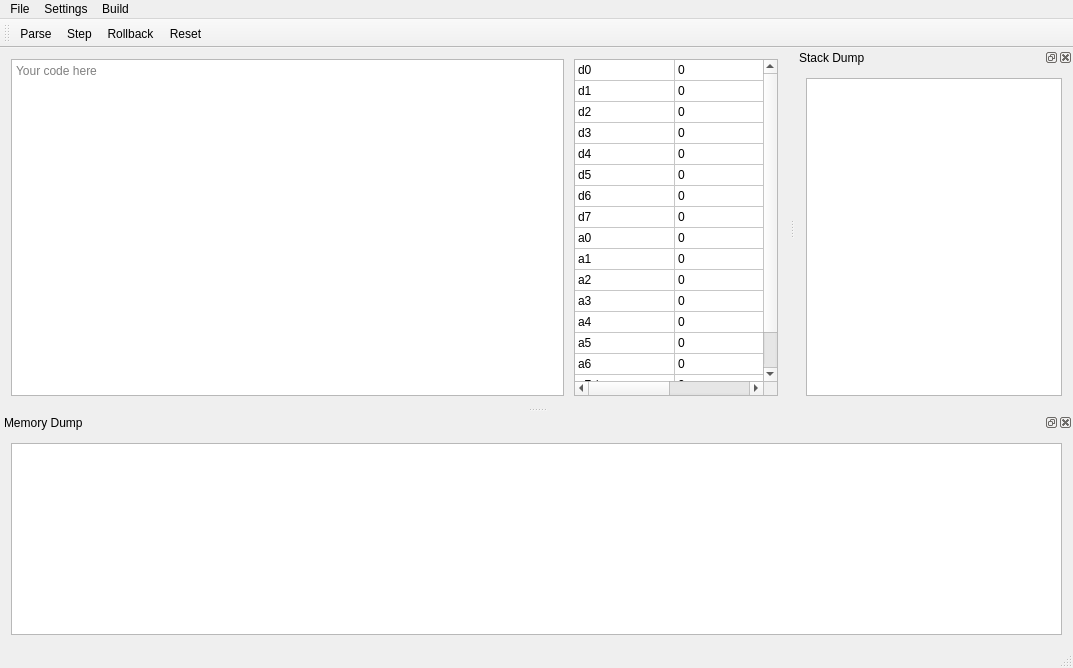
andry-dev/momiji, file momiji-qt/src/mainwindow.ui: the form before one commit.
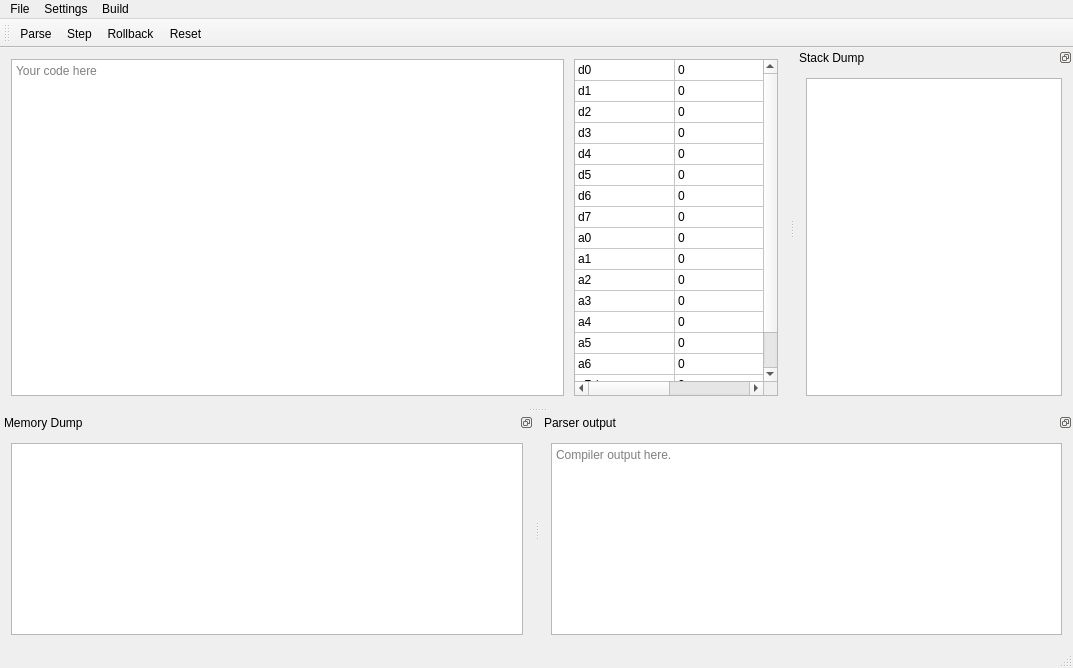
The form after the commit.

Commit message: momiji-qt: Add "build output" dock to see errors generated from the parser

Diff of the .ui file:
```diff
--- a/momiji-qt/src/mainwindow.ui
+++ b/momiji-qt/src/mainwindow.ui
@@ -490,6 +490,9 @@
    <property name="floating">
     <bool>false</bool>
    </property>
+   <property name="features">
+    <set>QDockWidget::DockWidgetFloatable|QDockWidget::DockWidgetMovable</set>
+   </property>
    <property name="windowTitle">
     <string>Memory Dump</string>
    </property>
@@ -515,6 +518,9 @@
    </widget>
   </widget>
   <widget class="QDockWidget" name="dockStackDump">
+   <property name="features">
+    <set>QDockWidget::DockWidgetFloatable|QDockWidget::DockWidgetMovable</set>
+   </property>
    <property name="windowTitle">
     <string>Stack Dump</string>
    </property>
@@ -554,6 +560,40 @@
    <addaction name="actionRollback"/>
    <addaction name="actionReset"/>
   </widget>
+  <widget class="QDockWidget" name="dockParserOutput">
+   <property name="enabled">
+    <bool>true</bool>
+   </property>
+   <property name="autoFillBackground">
+    <bool>false</bool>
+   </property>
+   <property name="floating">
+    <bool>false</bool>
+   </property>
+   <property name="features">
+    <set>QDockWidget::DockWidgetFloatable|QDockWidget::DockWidgetMovable</set>
+   </property>
+   <property name="windowTitle">
+    <string>Parser output</string>
+   </property>
+   <attribute name="dockWidgetArea">
+    <number>8</number>
+   </attribute>
+   <widget class="QWidget" name="dockWidgetContents">
+    <layout class="QVBoxLayout" name="verticalLayout_4">
+     <item>
+      <widget class="QTextBrowser" name="textParserOutput">
+       <property name="enabled">
+        <bool>true</bool>
+       </property>
+       <property name="placeholderText">
+        <string>Compiler output here.</string>
+       </property>
+      </widget>
+     </item>
+    </layout>
+   </widget>
+  </widget>
   <action name="actionRetain_system_states">
    <property name="checkable">
     <bool>true</bool>
```
Left out of the diff: 4 changed lines with no effect on the pictures. The commit also changes 1 other file.
